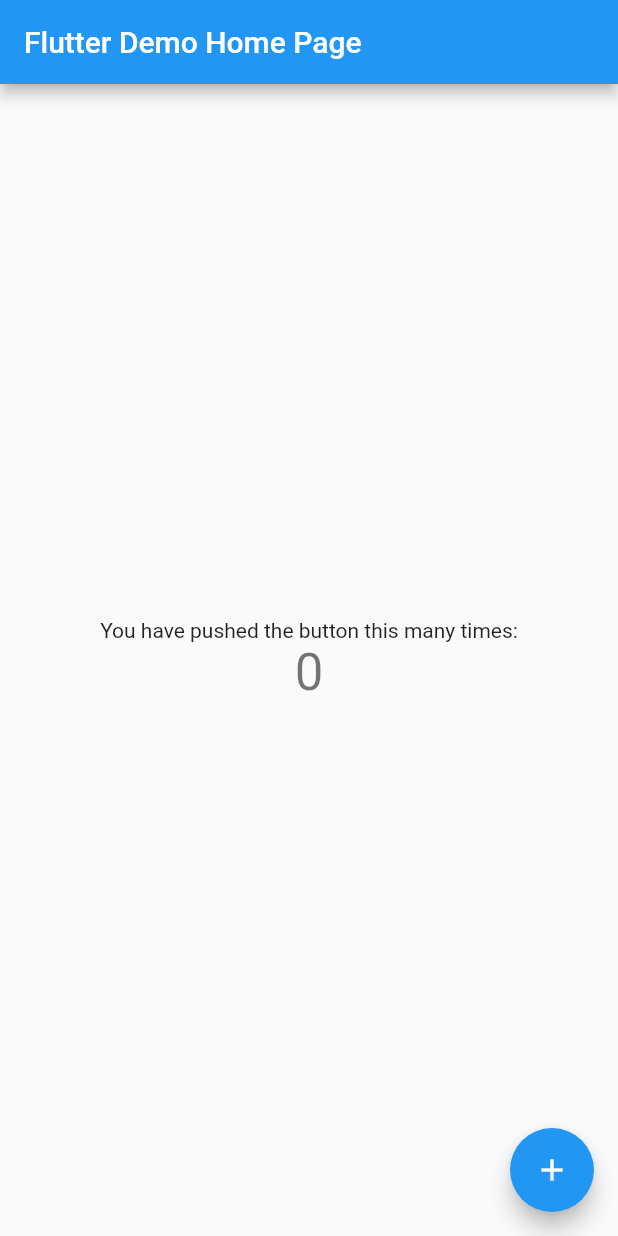
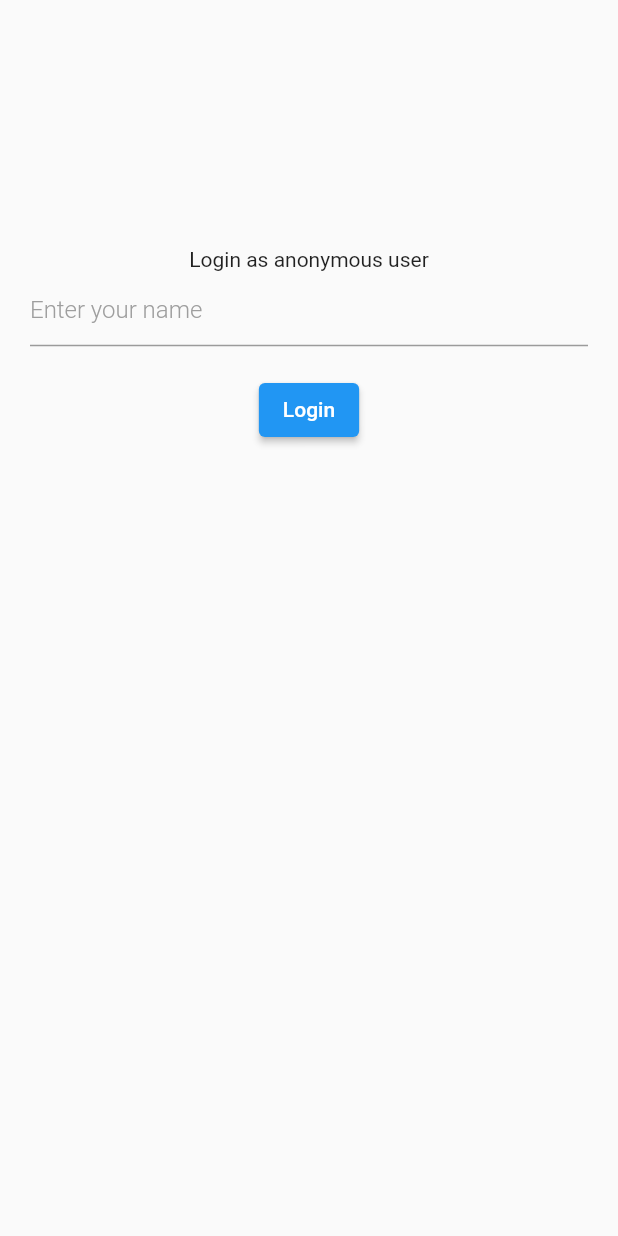
Before and after one commit to WejdanCS/StepsTrackerPrototype, a Flutter app: the screen it shows after launch, on a phone screen of 412 x 824 dp. Run offline on Flutter 3.47's test engine with Material 2 defaults, Android fonts, the phone set to English and light mode, and no system bars; our stand-ins replace firebase_auth, firebase_core; accounts and stored records are empty.

Commit message:
add signInAnonymously with Firebase

```diff
--- /dev/null
+++ b/lib/auth/authentication.dart
@@ -0,0 +1,5 @@
+import 'package:firebase_auth/firebase_auth.dart';
+Future<User> signIn()async{
+  UserCredential userCred= await FirebaseAuth.instance.signInAnonymously();
+  return userCred.user;
+}
--- a/lib/main.dart
+++ b/lib/main.dart
@@ -1,7 +1,14 @@
+import 'package:firebase_core/firebase_core.dart';
 import 'package:flutter/material.dart';
+import 'package:provider/provider.dart';
+import 'package:steps_tracker_prototype/view/landing_page.dart';
+
+import 'model/User.dart';
 
 void main() {
-  runApp(MyApp());
+  WidgetsFlutterBinding.ensureInitialized();
+  Firebase.initializeApp();
+  runApp(ChangeNotifierProvider(create: (context) => StepsTrackerUser(), child: MyApp()));
 }
 
 class MyApp extends StatelessWidget {
@@ -9,105 +16,12 @@ class MyApp extends StatelessWidget {
   @override
   Widget build(BuildContext context) {
     return MaterialApp(
+      debugShowCheckedModeBanner: false,
       title: 'Flutter Demo',
-      theme: ThemeData(
-        // This is the theme of your application.
-        //
-        // Try running your application with "flutter run". You'll see the
-        // application has a blue toolbar. Then, without quitting the app, try
-        // changing the primarySwatch below to Colors.green and then invoke
-        // "hot reload" (press "r" in the console where you ran "flutter run",
-        // or simply save your changes to "hot reload" in a Flutter IDE).
-        // Notice that the counter didn't reset back to zero; the application
-        // is not restarted.
-        primarySwatch: Colors.blue,
-      ),
-      home: MyHomePage(title: 'Flutter Demo Home Page'),
+      // theme: ThemeData(
+      //   // primarySwatch: ,
+      // ),
+      home: LandingPage(),
     );
   }
 }
-
-class MyHomePage extends StatefulWidget {
-  MyHomePage({Key key, this.title}) : super(key: key);
-
-  // This widget is the home page of your application. It is stateful, meaning
-  // that it has a State object (defined below) that contains fields that affect
-  // how it looks.
-
-  // This class is the configuration for the state. It holds the values (in this
-  // case the title) provided by the parent (in this case the App widget) and
-  // used by the build method of the State. Fields in a Widget subclass are
-  // always marked "final".
-
-  final String title;
-
-  @override
-  _MyHomePageState createState() => _MyHomePageState();
-}
-
-class _MyHomePageState extends State<MyHomePage> {
-  int _counter = 0;
-
-  void _incrementCounter() {
-    setState(() {
-      // This call to setState tells the Flutter framework that something has
-      // changed in this State, which causes it to rerun the build method below
-      // so that the display can reflect the updated values. If we changed
-      // _counter without calling setState(), then the build method would not be
-      // called again, and so nothing would appear to happen.
-      _counter++;
-    });
-  }
-
-  @override
-  Widget build(BuildContext context) {
-    // This method is rerun every time setState is called, for instance as done
-    // by the _incrementCounter method above.
-    //
-    // The Flutter framework has been optimized to make rerunning build methods
-    // fast, so that you can just rebuild anything that needs updating rather
-    // than having to individually change instances of widgets.
-    return Scaffold(
-      appBar: AppBar(
-        // Here we take the value from the MyHomePage object that was created by
-        // the App.build method, and use it to set our appbar title.
-        title: Text(widget.title),
-      ),
-      body: Center(
-        // Center is a layout widget. It takes a single child and positions it
-        // in the middle of the parent.
-        child: Column(
-          // Column is also a layout widget. It takes a list of children and
-          // arranges them vertically. By default, it sizes itself to fit its
-          // children horizontally, and tries to be as tall as its parent.
-          //
-          // Invoke "debug painting" (press "p" in the console, choose the
-          // "Toggle Debug Paint" action from the Flutter Inspector in Android
-          // Studio, or the "Toggle Debug Paint" command in Visual Studio Code)
-          // to see the wireframe for each widget.
-          //
-          // Column has various properties to control how it sizes itself and
-          // how it positions its children. Here we use mainAxisAlignment to
-          // center the children vertically; the main axis here is the vertical
-          // axis because Columns are vertical (the cross axis would be
-          // horizontal).
-          mainAxisAlignment: MainAxisAlignment.center,
-          children: <Widget>[
-            Text(
-              'You have pushed the button this many times:',
-            ),
-            Text(
-              '$_counter',
-              style: Theme.of(context).textTheme.headline4,
-            ),
-          ],
-        ),
-      ),
-      floatingActionButton: FloatingActionButton(
-        onPressed: _incrementCounter,
-        tooltip: 'Increment',
-        child: Icon(Icons.add),
-      ), // This trailing comma makes auto-formatting nicer for build methods.
-    );
-  }
-}
--- /dev/null
+++ b/lib/model/User.dart
@@ -0,0 +1,43 @@
+
+import 'package:firebase_auth/firebase_auth.dart';
+import 'package:flutter/cupertino.dart';
+import 'package:steps_tracker_prototype/auth/authentication.dart';
+
+class StepsTrackerUser extends ChangeNotifier{
+   String _name;
+   User _user;
+
+   User get user => _user;
+
+  Future<String> loginUser(name) async {
+
+    if(nameIsValid(name)==1){
+      try{
+      _name=name;
+      _user=await signIn();
+      print("User:${_user.uid}");
+      notifyListeners();
+        // print(user);
+        return "Sign in successfully";
+      }catch(e){
+        print("ERROR:${e.message}");
+        return "ERROR:${e.message}";
+      }
+    }
+    else{
+      print("Error:Name is Empty");
+      return throw "Error:Name is Empty";
+    }
+  }
+}
+/*
+check if name is empty or null
+ */
+int nameIsValid(name){
+  if(name==null||name.isEmpty){
+    return 0;
+  }else{
+    return 1;
+  }
+
+}
--- /dev/null
+++ b/lib/view/landing_page.dart
@@ -0,0 +1,27 @@
+import 'package:flutter/material.dart';
+import 'package:provider/provider.dart';
+import 'package:steps_tracker_prototype/model/User.dart';
+import 'package:steps_tracker_prototype/view/login_page.dart';
+class LandingPage extends StatefulWidget {
+  const LandingPage({Key key}) : super(key: key);
+
+  @override
+  _LandingPageState createState() => _LandingPageState();
+}
+
+class _LandingPageState extends State<LandingPage> {
+
+  @override
+  Widget build(BuildContext context) {
+    final _userProvider=Provider.of<StepsTrackerUser>(context);
+    print("ff");
+    print(_userProvider.user);
+    if(_userProvider.user==null){
+      print("User:${_userProvider.user}");
+      return LoginPage();
+    }else{
+      return Container();
+    }
+
+  }
+}
--- /dev/null
+++ b/lib/view/login_page.dart
@@ -0,0 +1,76 @@
+import 'package:flutter/cupertino.dart';
+import 'package:flutter/material.dart';
+import 'package:provider/provider.dart';
+import 'package:steps_tracker_prototype/model/User.dart';
+
+class LoginPage extends StatelessWidget {
+  const LoginPage({Key key}) : super(key: key);
+
+
+  @override
+  Widget build(BuildContext context) {
+    TextEditingController _nameController = TextEditingController();
+    // double _width = MediaQuery.of(context).size.width;
+    double _height = MediaQuery.of(context).size.height;
+    // StepsTrackerUser user=StepsTrackerUser();
+    final _userProvider=Provider.of<StepsTrackerUser>(context);
+
+
+    return Scaffold(
+      body: Container(
+        margin: EdgeInsets.only(top: _height*0.20),
+        // color: Colors.white,
+        child: Column(
+
+          children: [
+            Text("Login as anonymous user"),
+            Padding(padding: EdgeInsets.symmetric(vertical:2.0,horizontal: 20),
+              child: TextField(
+              controller: _nameController,
+              decoration: InputDecoration(
+                  hintText: "Enter your name",
+                  hintStyle: TextStyle(fontWeight: FontWeight.w300, color: Colors.grey)
+              ),
+
+            ),
+            ),
+            SizedBox(height: _height*0.02,),
+            ElevatedButton(
+              child: Text("Login"),
+              onPressed: ()=>{_loginUser(context, _userProvider, _nameController)}
+
+              //  Firebase login >>
+              //  TODO:check name if null or empty
+              //TODO:if successfully login
+                //TODO: otherwise return error to user
+
+                // _nameController.clear()
+                // print(_name)
+              // }
+            )
+          ],
+        ),
+      ),
+    );
+  }
+
+  _loginUser(context,user,_nameController)async {
+    try{
+      var result=await user.loginUser(_nameController.text);
+      print("USEEER:$result");
+      print("$result");
+    }catch(e){
+      print("fff");
+      showDialog(
+          context: context,
+          builder: (BuildContext context){
+            return AlertDialog(
+              title: Text("Alert Dialog"),
+              content: Text("$e"),
+            );
+          }
+      );
+    }
+
+  }
+  }
--- a/pubspec.yaml
+++ b/pubspec.yaml
@@ -23,6 +23,10 @@ environment:
 dependencies:
   flutter:
     sdk: flutter
+  firebase_core: ^1.1.1
+  firebase_auth: ^1.1.4
+  cloud_firestore: ^2.1.0
+  provider: ^5.0.0
 
 
   # The following adds the Cupertino Icons font to your application.
```
Also changed, not shown: lib/view/home_page.dart (added, +23 -0 lines), pubspec.lock, 3 other files.
